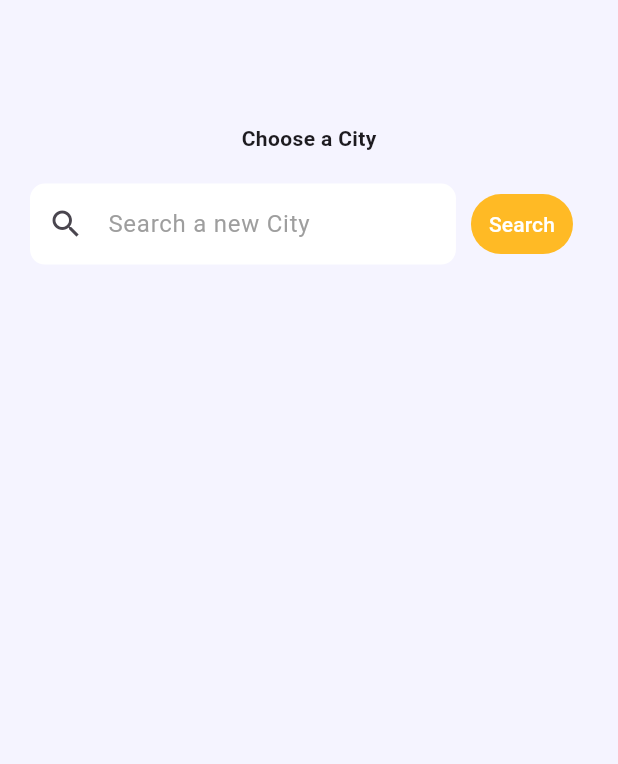
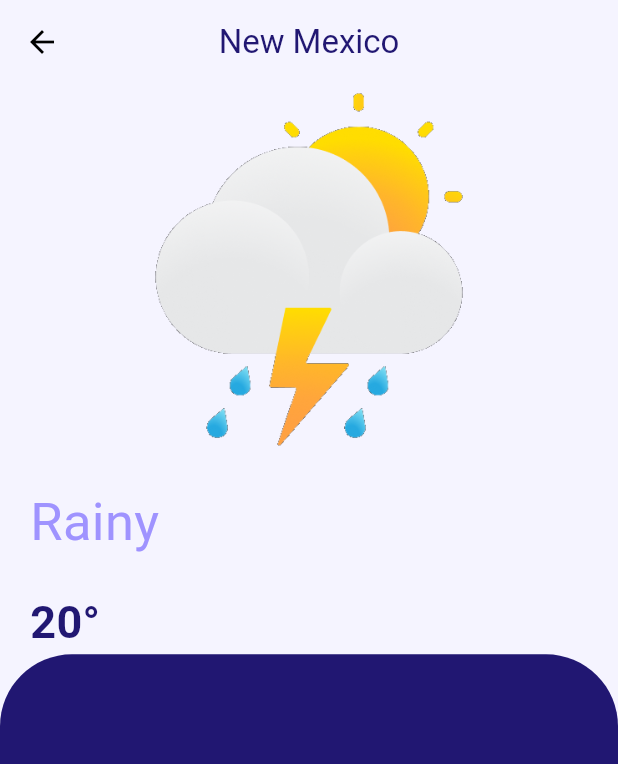
Before and after one commit to BiluAilu/A2SV-Project-phase-Mobile-Assessment, a Flutter app: the Home screen opened directly, after a tap on "Search", on a phone screen of 412 x 824 dp. Shown: the top 764 px of the screen. Run offline on Flutter 3.47's test engine with Material 2 defaults, Android fonts, the phone set to English and light mode, and no system bars; our stand-ins replace bloc, dartz, equatable, flutter_bloc, get_it, internet_connection_checker.

Commit message:
UI:detail screen has been created

```diff
--- a/lib/core/utils/colors.dart
+++ b/lib/core/utils/colors.dart
@@ -1,8 +1,9 @@
 import 'package:flutter/material.dart';
 
 final yellow= Color.fromRGBO(255, 186, 37, 1.0);
-final mian_background=Color.fromRGBO(245, 244, 255, 1);
-
+final main_background=Color.fromRGBO(245, 244, 255, 1);
+final texts_color=Color.fromRGBO(33, 23, 114, 1.0);
+final texts_color2=Color.fromRGBO(159, 147, 255, 1.0);
 const gradientPurple= BoxDecoration(
             gradient: LinearGradient(
               begin: Alignment.centerRight,
@@ -14,3 +15,10 @@ const gradientPurple= BoxDecoration(
               stops: [0.0109, 1.0129], // Corresponding stops for the colors
             ),
           );
+
+const decoration1=BorderRadius.only(
+      topLeft: Radius.circular(48.0),
+      topRight: Radius.circular(48.0),
+      bottomLeft: Radius.circular(0.0),
+      bottomRight: Radius.circular(0.0),
+    );
--- a/lib/features/weather/presentation/screens/detail.dart
+++ b/lib/features/weather/presentation/screens/detail.dart
@@ -0,0 +1,54 @@
+import 'package:flutter/material.dart';
+import 'package:weather/core/utils/colors.dart';
+import 'package:weather/core/utils/platform.dart';
+
+
+class Detail extends StatelessWidget {
+  const Detail({super.key});
+
+  @override
+  Widget build(BuildContext context) {
+    return     Scaffold(
+        backgroundColor: main_background,
+        appBar: AppBar(
+          backgroundColor: main_background,
+          centerTitle: true,
+          title:  Text('New Mexico',style: TextStyle(color: texts_color),),
+           elevation: 0,
+              leading:IconButton(icon: Icon(Icons.arrow_back,color: Colors.black,),onPressed:() =>Navigator.pop(context),) ,
+
+        ),
+        body: Container(
+          padding: EdgeInsets.only(),
+
+          child: Column(
+            crossAxisAlignment: CrossAxisAlignment.start,
+            children: [
+              Center(
+                child: Container(
+                  height: screen_size(context).height*0.3,
+                  child: Image.asset('assets/images/cloud_and_sun.jpg')),
+              ),
+               Container(
+                padding: EdgeInsets.only(left:20,right: 20,top: 20),
+                child: Text("Rainy",style: TextStyle(fontSize: 35,color: texts_color2),)),
+               Container(
+                padding: EdgeInsets.only(left:20,right: 20,top: 20),
+                 child: Text('20°',style: TextStyle(fontSize: 30,color: texts_color,fontWeight: FontWeight.bold
+                 ),),
+               ),
+
+               Expanded(child: Container(
+                  decoration: BoxDecoration(
+    borderRadius: decoration1,
+    color:texts_color,
+  ),
+               ))
+
+            ],
+          ),
+        ),
+      );
+
+  }
+}
--- a/lib/features/weather/presentation/screens/home.dart
+++ b/lib/features/weather/presentation/screens/home.dart
@@ -3,6 +3,7 @@ import 'package:flutter_bloc/flutter_bloc.dart';
 import 'package:weather/core/utils/colors.dart';
 import 'package:weather/core/utils/platform.dart';
 import 'package:weather/features/weather/presentation/bloc/bloc/weather_bloc.dart';
+import 'package:weather/features/weather/presentation/screens/detail.dart';
 import 'package:weather/features/weather/presentation/widgets/bloc_widget.dart';
 import 'package:weather/injection_dependencies.dart';
 
@@ -20,14 +21,14 @@ class _HomeState extends State<Home> {
     return BlocProvider<WeatherBloc>(
       create: (context) => sl<WeatherBloc>(),
       child: Scaffold(
-        backgroundColor: mian_background,
+        backgroundColor: main_background,
         body: Container(
           padding: EdgeInsets.only(
               top: screen_size(context).height * 0.1, right: 20, left: 20),
           child: Column(children: [
             Text(
               "Choose a City",
-              style: TextStyle(fontWeight: FontWeight.bold),
+              style: TextStyle(fontWeight: FontWeight.bold,color: texts_color),
             ),
             SizedBox(
               height: 20,
@@ -54,7 +55,9 @@ class _HomeState extends State<Home> {
                 Container(
                   padding: EdgeInsets.symmetric(horizontal: 10),
                   child: TextButton(
-                    onPressed: () {},
+                    onPressed: () {
+                      Navigator.of(context).push(MaterialPageRoute(builder: (context) => Detail()));
+                    },
                     child: Text(
                       "Search",
                       style: TextStyle(color: Colors.white),
```
